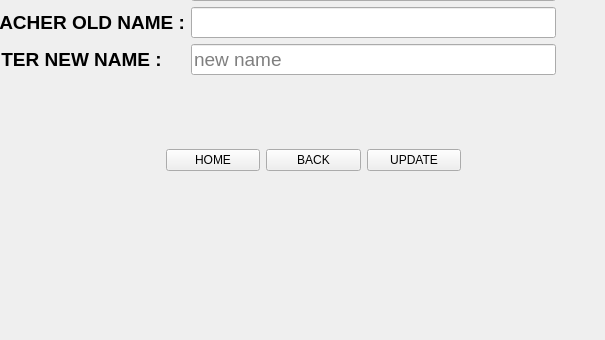
Old version of the form adminteacher_edit.ui in the repository Shasank12345/QT_PROJECT; both pictures show x 94 to 699 and y 160 to 500 of the 699 by 500 pixel window.
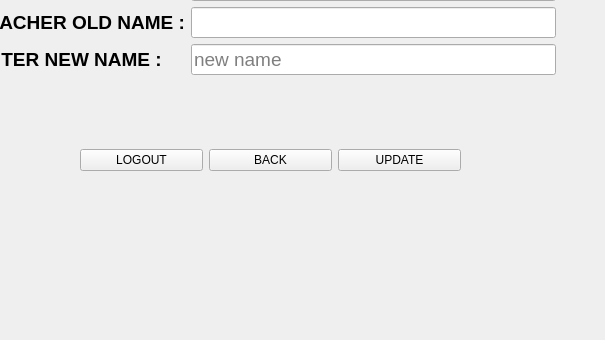
New version of the form. The open tabs and pages were chosen to show the change. Icons and pictures are not drawn.

Commit message: Routine edit done and other managed

Patch:
```diff
--- a/adminteacher_edit.ui
+++ b/adminteacher_edit.ui
@@ -751,9 +751,9 @@
     <widget class="QWidget" name="horizontalLayoutWidget_2">
      <property name="geometry">
       <rect>
-       <x>260</x>
+       <x>174</x>
        <y>300</y>
-       <width>295</width>
+       <width>381</width>
        <height>41</height>
       </rect>
      </property>
@@ -764,7 +764,7 @@
          <string notr="true">color: rgb(0, 0, 0);</string>
         </property>
         <property name="text">
-         <string>HOME</string>
+         <string>LOGOUT</string>
         </property>
        </widget>
       </item>
```
Left out of the diff: 26 changed lines with no effect on the pictures. The commit also changes 8 other files.
